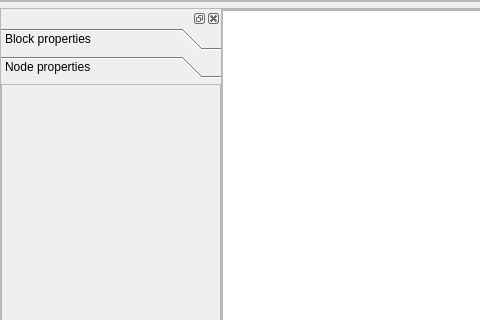
Old version of the form Code/Editor/TamyEditor/renderingpipelineeditor.ui in the repository cccZone/tamy; both pictures show x 0 to 480 and y 0 to 320 of the 880 by 531 pixel window.
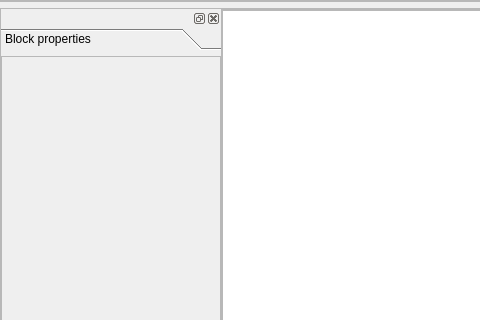
New version of the form. The open tabs and pages were chosen to show the change.

```diff
--- a/Code/Editor/TamyEditor/renderingpipelineeditor.ui
+++ b/Code/Editor/TamyEditor/renderingpipelineeditor.ui
@@ -70,8 +70,8 @@
               <rect>
                <x>0</x>
                <y>0</y>
-               <width>98</width>
-               <height>71</height>
+               <width>220</width>
+               <height>418</height>
               </rect>
              </property>
              <attribute name="label">
@@ -94,46 +94,8 @@
                   <rect>
                    <x>0</x>
                    <y>0</y>
-                   <width>98</width>
-                   <height>28</height>
-                  </rect>
-                 </property>
-                </widget>
-               </widget>
-              </item>
-             </layout>
-            </widget>
-            <widget class="QWidget" name="nodePropertiesPage">
-             <property name="geometry">
-              <rect>
-               <x>0</x>
-               <y>0</y>
-               <width>98</width>
-               <height>71</height>
-              </rect>
-             </property>
-             <attribute name="label">
-              <string>Node properties</string>
-             </attribute>
-             <layout class="QVBoxLayout" name="verticalLayout_3">
-              <property name="spacing">
-               <number>0</number>
-              </property>
-              <property name="margin">
-               <number>0</number>
-              </property>
-              <item>
-               <widget class="QScrollArea" name="scrollableNodePropertiesPanel">
-                <property name="widgetResizable">
-                 <bool>true</bool>
-                </property>
-                <widget class="QWidget" name="scrollableNodePropertiesPanel_2">
-                 <property name="geometry">
-                  <rect>
-                   <x>0</x>
-                   <y>0</y>
-                   <width>98</width>
-                   <height>28</height>
+                   <width>218</width>
+                   <height>416</height>
                   </rect>
                  </property>
                 </widget>
```
Left out of the diff: 2 changed lines with no effect on the pictures.
